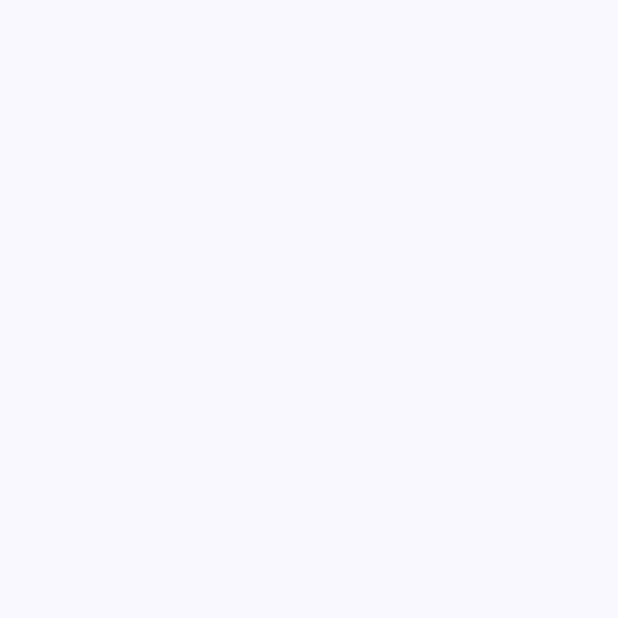
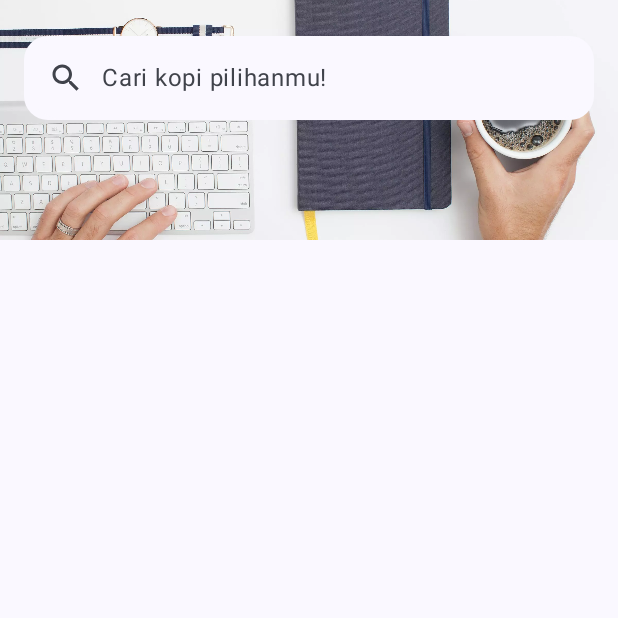
Before and after one commit to abdanzakialifian/Jetpack-Compose, an Android app built with Jetpack Compose: the screen it shows after launch (MainActivity before the commit, JetCoffeeActivity after it), on a phone screen of 412 x 824 dp, the top half of it. Before the commit the part shown is empty. Run offline under Robolectric (Android 15) with nearby library versions, the phone set to English and light mode, and no system bars.

Commit message:
Add banner view

```diff
--- a/app/build.gradle
+++ b/app/build.gradle
@@ -5,12 +5,12 @@ plugins {
 
 android {
     namespace 'com.compose.jetpackcompose'
-    compileSdk 33
+    compileSdk 34
 
     defaultConfig {
         applicationId "com.compose.jetpackcompose"
         minSdk 24
-        targetSdk 33
+        targetSdk 34
         versionCode 1
         versionName "1.0"
 
@@ -56,7 +56,7 @@ dependencies {
     androidTestImplementation 'androidx.test.espresso:espresso-core:3.5.1'
 
     // compose
-    implementation platform('androidx.compose:compose-bom:2023.01.00')
+    implementation platform('androidx.compose:compose-bom:2022.10.00')
     androidTestImplementation platform('androidx.compose:compose-bom:2022.10.00')
     implementation 'androidx.activity:activity-compose:1.7.2'
     androidTestImplementation 'androidx.compose.ui:ui-test-junit4'
@@ -65,5 +65,5 @@ dependencies {
     implementation 'androidx.compose.ui:ui'
     implementation 'androidx.compose.ui:ui-graphics'
     implementation 'androidx.compose.ui:ui-tooling-preview'
-    implementation 'androidx.compose.material3:material3'
+    implementation 'androidx.compose.material3:material3:1.2.0-alpha03'
 }
--- a/app/src/main/AndroidManifest.xml
+++ b/app/src/main/AndroidManifest.xml
@@ -13,7 +13,7 @@
         android:theme="@style/Theme.JetpackCompose"
         tools:targetApi="31">
         <activity
-            android:name=".MainActivity"
+            android:name=".JetCoffeeActivity"
             android:exported="true"
             android:label="@string/app_name"
             android:theme="@style/Theme.JetpackCompose">
--- a/app/src/main/java/com/compose/jetpackcompose/MainActivity.kt
+++ b/app/src/main/java/com/compose/jetpackcompose/JetCoffeeActivity.kt
@@ -3,16 +3,24 @@ package com.compose.jetpackcompose
 import android.os.Bundle
 import androidx.activity.ComponentActivity
 import androidx.activity.compose.setContent
+import androidx.compose.foundation.Image
+import androidx.compose.foundation.layout.Box
+import androidx.compose.foundation.layout.Column
 import androidx.compose.foundation.layout.fillMaxSize
+import androidx.compose.foundation.layout.height
 import androidx.compose.material3.MaterialTheme
 import androidx.compose.material3.Surface
 import androidx.compose.runtime.Composable
 import androidx.compose.ui.Modifier
+import androidx.compose.ui.layout.ContentScale
+import androidx.compose.ui.res.painterResource
 import androidx.compose.ui.tooling.preview.Devices
 import androidx.compose.ui.tooling.preview.Preview
+import androidx.compose.ui.unit.dp
+import com.compose.jetpackcompose.ui.components.Search
 import com.compose.jetpackcompose.ui.theme.JetpackComposeTheme
 
-class MainActivity : ComponentActivity() {
+class JetCoffeeActivity : ComponentActivity() {
     override fun onCreate(savedInstanceState: Bundle?) {
         super.onCreate(savedInstanceState)
         setContent {
@@ -29,7 +37,24 @@ fun JetCoffeeApp() {
     Surface(
         modifier = Modifier.fillMaxSize(),
         color = MaterialTheme.colorScheme.background
-    ) {}
+    ) {
+        Column {
+            Banner()
+        }
+    }
+}
+
+@Composable
+fun Banner(modifier: Modifier = Modifier) {
+    Box(modifier = modifier) {
+        Image(
+            modifier = Modifier.height(160.dp),
+            painter = painterResource(id = R.drawable.banner),
+            contentDescription = "Banner Image",
+            contentScale = ContentScale.Crop
+        )
+        Search()
+    }
 }
 
 @Preview(showBackground = true, name = "Jet Coffee Preview", device = Devices.PIXEL_4)
--- /dev/null
+++ b/app/src/main/java/com/compose/jetpackcompose/ui/components/Search.kt
@@ -0,0 +1,59 @@
+package com.compose.jetpackcompose.ui.components
+
+import androidx.compose.foundation.layout.fillMaxWidth
+import androidx.compose.foundation.layout.heightIn
+import androidx.compose.foundation.layout.padding
+import androidx.compose.material.icons.Icons
+import androidx.compose.material.icons.filled.Search
+import androidx.compose.material3.ExperimentalMaterial3Api
+import androidx.compose.material3.Icon
+import androidx.compose.material3.MaterialTheme
+import androidx.compose.material3.SearchBar
+import androidx.compose.material3.SearchBarDefaults
+import androidx.compose.material3.Text
+import androidx.compose.runtime.Composable
+import androidx.compose.ui.Modifier
+import androidx.compose.ui.res.stringResource
+import androidx.compose.ui.tooling.preview.Preview
+import androidx.compose.ui.unit.dp
+import com.compose.jetpackcompose.R
+import com.compose.jetpackcompose.ui.theme.JetpackComposeTheme
+
+@OptIn(ExperimentalMaterial3Api::class)
+@Composable
+fun Search(modifier: Modifier = Modifier) {
+    SearchBar(
+        modifier = modifier
+            .padding(16.dp)
+            .fillMaxWidth()
+            .heightIn(min = 48.dp),
+        leadingIcon = {
+            Icon(
+                imageVector = Icons.Default.Search,
+                contentDescription = null,
+                tint = MaterialTheme.colorScheme.onSurfaceVariant
+            )
+        },
+        placeholder = {
+            Text(text = stringResource(id = R.string.placeholder_search))
+        },
+        shape = MaterialTheme.shapes.large,
+        colors = SearchBarDefaults.colors(
+            containerColor = MaterialTheme.colorScheme.background
+        ),
+        query = "",
+        onQueryChange = {},
+        onSearch = {},
+        active = false,
+        onActiveChange = {}) {
+
+    }
+}
+
+@Preview(showBackground = true)
+@Composable
+fun SearchPreview() {
+    JetpackComposeTheme {
+        Search()
+    }
+}
```
